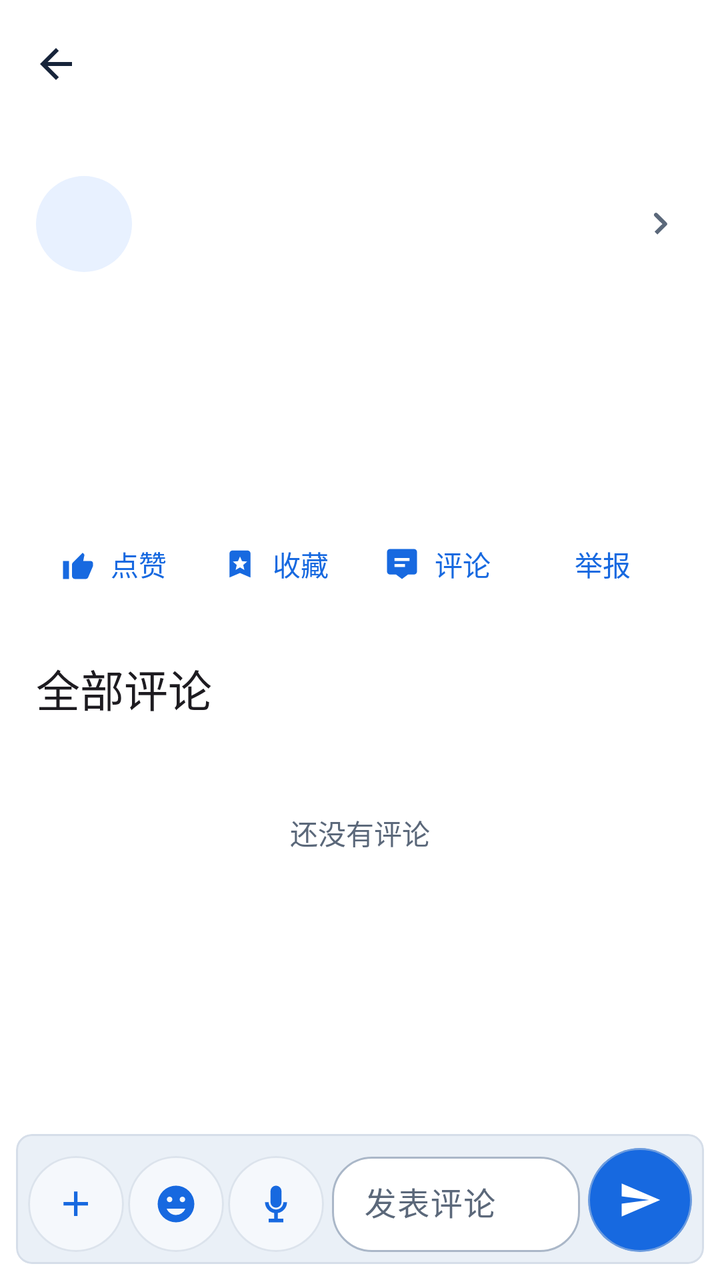
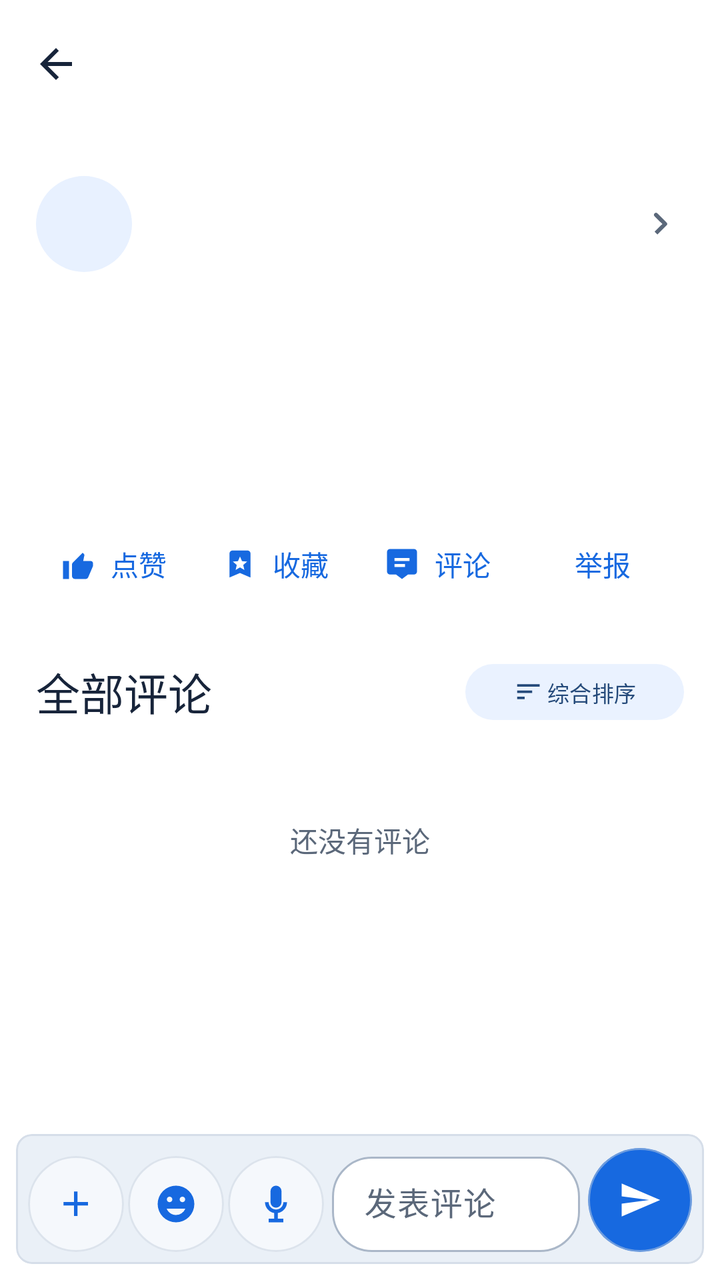

Screens rendered from an Android XML layout before and after an edit, with the pre-edit source and the edit as a unified diff.
<!-- AndroidManifest.xml: application theme Theme.Yiyunying -->
<!-- res/layout/activity_forum_post.xml -->
<?xml version="1.0" encoding="utf-8"?>
<LinearLayout xmlns:android="http://schemas.android.com/apk/res/android"
    xmlns:app="http://schemas.android.com/apk/res-auto"
    android:layout_width="match_parent"
    android:layout_height="match_parent"
    android:background="@color/surface"
    android:orientation="vertical">

    <com.google.android.material.appbar.MaterialToolbar
        android:id="@+id/toolbar"
        android:layout_width="match_parent"
        android:layout_height="?attr/actionBarSize"
        android:title="帖子详情"
        app:navigationIcon="@drawable/ic_back" />

    <com.google.android.material.progressindicator.LinearProgressIndicator
        android:id="@+id/progress"
        android:layout_width="match_parent"
        android:layout_height="4dp"
        android:indeterminate="true"
        android:visibility="invisible" />

    <androidx.core.widget.NestedScrollView
        android:id="@+id/scroll"
        android:layout_width="match_parent"
        android:layout_height="0dp"
        android:layout_weight="1"
        android:fillViewport="true">

        <LinearLayout
            android:layout_width="match_parent"
            android:layout_height="wrap_content"
            android:orientation="vertical"
            android:paddingStart="18dp"
            android:paddingTop="12dp"
            android:paddingEnd="18dp"
            android:paddingBottom="28dp">

            <LinearLayout
                android:id="@+id/authorRow"
                android:layout_width="match_parent"
                android:layout_height="64dp"
                android:foreground="?attr/selectableItemBackground"
                android:gravity="center_vertical"
                android:orientation="horizontal">

                <ImageView
                    android:id="@+id/authorAvatar"
                    android:layout_width="48dp"
                    android:layout_height="48dp"
                    android:background="@drawable/bg_avatar"
                    android:contentDescription="查看作者主页"
                    android:scaleType="centerCrop" />

                <LinearLayout
                    android:layout_width="0dp"
                    android:layout_height="wrap_content"
                    android:layout_marginStart="12dp"
                    android:layout_weight="1"
                    android:orientation="vertical">

                    <TextView
                        android:id="@+id/authorName"
                        android:layout_width="match_parent"
                        android:layout_height="wrap_content"
                        android:textAppearance="@style/TextAppearance.Material3.TitleMedium" />

                    <TextView
                        android:id="@+id/postMeta"
                        android:layout_width="match_parent"
                        android:layout_height="wrap_content"
                        android:layout_marginTop="2dp"
                        android:textAppearance="@style/TextAppearance.Material3.LabelMedium"
                        android:textColor="@color/on_surface_variant" />
                </LinearLayout>

                <ImageView
                    android:layout_width="24dp"
                    android:layout_height="24dp"
                    android:contentDescription="进入作者主页"
                    android:src="@drawable/ic_chevron_right" />
            </LinearLayout>

            <TextView
                android:id="@+id/title"
                android:layout_width="match_parent"
                android:layout_height="wrap_content"
                android:layout_marginTop="14dp"
                android:textAppearance="@style/TextAppearance.Material3.HeadlineSmall"
                android:textColor="@color/on_surface" />

            <TextView
                android:id="@+id/content"
                android:layout_width="match_parent"
                android:layout_height="wrap_content"
                android:layout_marginTop="12dp"
                android:lineSpacingExtra="4dp"
                android:textAppearance="@style/TextAppearance.Material3.BodyLarge"
                android:textColor="@color/on_surface" />

            <com.google.android.material.chip.ChipGroup
                android:id="@+id/tagContainer"
                android:layout_width="match_parent"
                android:layout_height="wrap_content"
                android:layout_marginTop="8dp"
                app:chipSpacingHorizontal="6dp" />

            <LinearLayout
                android:id="@+id/mediaContainer"
                android:layout_width="match_parent"
                android:layout_height="wrap_content"
                android:layout_marginTop="12dp"
                android:orientation="vertical" />

            <LinearLayout
                android:id="@+id/sectionsContainer"
                android:layout_width="match_parent"
                android:layout_height="wrap_content"
                android:layout_marginTop="10dp"
                android:orientation="vertical"
                android:visibility="gone" />

            <LinearLayout
                android:id="@+id/interactionRow"
                android:layout_width="match_parent"
                android:layout_height="56dp"
                android:layout_marginTop="10dp"
                android:gravity="center_vertical"
                android:orientation="horizontal">

                <com.google.android.material.button.MaterialButton
                    android:id="@+id/likeButton"
                    style="@style/Widget.Material3.Button.TextButton"
                    android:layout_width="0dp"
                    android:layout_height="48dp"
                    android:layout_weight="1"
                    android:text="点赞"
                    android:contentDescription="点赞帖子"
                    app:icon="@drawable/ic_like" />

                <com.google.android.material.button.MaterialButton
                    android:id="@+id/favoriteButton"
                    style="@style/Widget.Material3.Button.TextButton"
                    android:layout_width="0dp"
                    android:layout_height="48dp"
                    android:layout_weight="1"
                    android:text="收藏"
                    android:contentDescription="收藏帖子"
                    app:icon="@drawable/ic_favorite" />

                <com.google.android.material.button.MaterialButton
                    android:id="@+id/commentButton"
                    style="@style/Widget.Material3.Button.TextButton"
                    android:layout_width="0dp"
                    android:layout_height="48dp"
                    android:layout_weight="1"
                    android:text="评论"
                    android:contentDescription="查看或发表评论"
                    app:icon="@drawable/ic_comment" />

                <com.google.android.material.button.MaterialButton
                    android:id="@+id/reportButton"
                    style="@style/Widget.Material3.Button.TextButton"
                    android:layout_width="0dp"
                    android:layout_height="48dp"
                    android:layout_weight="1"
                    android:text="举报" />
            </LinearLayout>

            <TextView
                android:layout_width="match_parent"
                android:layout_height="wrap_content"
                android:layout_marginTop="18dp"
                android:text="全部评论"
                android:textAppearance="@style/TextAppearance.Material3.TitleLarge" />

            <LinearLayout
                android:id="@+id/commentsContainer"
                android:layout_width="match_parent"
                android:layout_height="wrap_content"
                android:layout_marginTop="8dp"
                android:orientation="vertical" />

            <TextView
                android:id="@+id/emptyComments"
                android:layout_width="match_parent"
                android:layout_height="96dp"
                android:gravity="center"
                android:text="还没有评论"
                android:textColor="@color/on_surface_variant" />
        </LinearLayout>
    </androidx.core.widget.NestedScrollView>

    <com.google.android.material.card.MaterialCardView
        android:layout_width="match_parent"
        android:layout_height="wrap_content"
        android:layout_marginStart="8dp"
        android:layout_marginTop="4dp"
        android:layout_marginEnd="8dp"
        android:layout_marginBottom="8dp"
        app:cardBackgroundColor="@color/surface_container_high"
        app:cardCornerRadius="8dp"
        app:cardElevation="0dp"
        app:strokeColor="@color/outline_variant"
        app:strokeWidth="1dp">

        <LinearLayout
            android:layout_width="match_parent"
            android:layout_height="wrap_content"
            android:orientation="vertical">

            <HorizontalScrollView
                android:id="@+id/commentPendingScroll"
                android:layout_width="match_parent"
                android:layout_height="wrap_content"
                android:scrollbars="none"
                android:visibility="gone">

                <LinearLayout
                    android:id="@+id/commentPendingContainer"
                    android:layout_width="wrap_content"
                    android:layout_height="wrap_content"
                    android:orientation="horizontal"
                    android:paddingStart="8dp"
                    android:paddingTop="6dp"
                    android:paddingEnd="8dp"
                    android:paddingBottom="2dp" />
            </HorizontalScrollView>

            <HorizontalScrollView
                android:id="@+id/commentEmojiScroll"
                android:layout_width="match_parent"
                android:layout_height="wrap_content"
                android:fillViewport="true"
                android:overScrollMode="never"
                android:scrollbars="none"
                android:visibility="gone">

                <GridLayout
                    android:id="@+id/commentEmojiGrid"
                    android:layout_width="wrap_content"
                    android:layout_height="wrap_content"
                    android:alignmentMode="alignMargins"
                    android:columnCount="6"
                    android:orientation="horizontal"
                    android:paddingStart="8dp"
                    android:paddingTop="6dp"
                    android:paddingEnd="8dp"
                    android:paddingBottom="8dp" />
            </HorizontalScrollView>

            <com.google.android.material.card.MaterialCardView
                android:id="@+id/commentVoiceStatusCard"
                android:layout_width="match_parent"
                android:layout_height="wrap_content"
                android:layout_marginStart="8dp"
                android:layout_marginTop="6dp"
                android:layout_marginEnd="8dp"
                android:visibility="gone"
                app:cardBackgroundColor="@color/surface_container_high"
                app:cardCornerRadius="8dp"
                app:cardElevation="0dp"
                app:strokeColor="@color/outline_variant"
                app:strokeWidth="1dp">

                <LinearLayout
                    android:layout_width="match_parent"
                    android:layout_height="wrap_content"
                    android:gravity="center_vertical"
                    android:minHeight="64dp"
                    android:orientation="horizontal"
                    android:paddingStart="12dp"
                    android:paddingTop="8dp"
                    android:paddingBottom="8dp">

                    <androidx.appcompat.widget.AppCompatImageView
                        android:id="@+id/commentVoiceStatusIcon"
                        android:layout_width="40dp"
                        android:layout_height="40dp"
                        android:contentDescription="语音评论录制状态"
                        android:padding="9dp"
                        android:src="@drawable/ic_mic_off"
                        app:tint="?attr/colorPrimary" />

                    <LinearLayout
                        android:layout_width="0dp"
                        android:layout_height="wrap_content"
                        android:layout_marginStart="8dp"
                        android:layout_weight="1"
                        android:orientation="vertical">

                        <TextView
                            android:id="@+id/commentVoiceStatusTitle"
                            android:layout_width="match_parent"
                            android:layout_height="wrap_content"
                            android:includeFontPadding="false"
                            android:maxLines="1"
                            android:text="正在录音"
                            android:textAppearance="@style/TextAppearance.Material3.TitleSmall"
                            android:textColor="@color/on_surface" />

                        <TextView
                            android:id="@+id/commentVoiceStatus"
                            android:layout_width="match_parent"
                            android:layout_height="wrap_content"
                            android:layout_marginTop="2dp"
                            android:includeFontPadding="false"
                            android:maxLines="2"
                            android:text="00:00 · 点击麦克风完成"
                            android:textAppearance="@style/TextAppearance.Material3.BodySmall"
                            android:textColor="@color/on_surface_variant" />
                    </LinearLayout>

                    <com.google.android.material.button.MaterialButton
                        android:id="@+id/commentVoiceCancelButton"
                        style="@style/Widget.Material3.Button.IconButton"
                        android:layout_width="48dp"
                        android:layout_height="48dp"
                        android:contentDescription="取消语音录制"
                        android:insetLeft="0dp"
                        android:insetTop="0dp"
                        android:insetRight="0dp"
                        android:insetBottom="0dp"
                        app:icon="@drawable/ic_close" />
                </LinearLayout>
            </com.google.android.material.card.MaterialCardView>

            <LinearLayout
                android:id="@+id/commentComposerRow"
                android:layout_width="match_parent"
                android:layout_height="wrap_content"
                android:gravity="bottom|center_vertical"
                android:orientation="horizontal"
                android:padding="6dp">

                <com.google.android.material.card.MaterialCardView
                    android:id="@+id/commentAttachButton"
                    android:layout_width="48dp"
                    android:layout_height="48dp"
                    android:clickable="true"
                    android:contentDescription="添加评论附件"
                    android:focusable="true"
                    android:foreground="?attr/selectableItemBackground"
                    app:cardBackgroundColor="@color/surface_container"
                    app:cardCornerRadius="24dp"
                    app:cardElevation="0dp">

                    <androidx.appcompat.widget.AppCompatImageView
                        android:layout_width="21dp"
                        android:layout_height="21dp"
                        android:layout_gravity="center"
                        android:src="@drawable/ic_add"
                        app:tint="?attr/colorPrimary" />
                </com.google.android.material.card.MaterialCardView>

                <com.google.android.material.card.MaterialCardView
                    android:id="@+id/commentEmojiButton"
                    android:layout_width="48dp"
                    android:layout_height="48dp"
                    android:layout_marginStart="2dp"
                    android:clickable="true"
                    android:contentDescription="选择 Emoji"
                    android:focusable="true"
                    android:foreground="?attr/selectableItemBackground"
                    app:cardBackgroundColor="@color/surface_container"
                    app:cardCornerRadius="24dp"
                    app:cardElevation="0dp">

                    <androidx.appcompat.widget.AppCompatImageView
                        android:layout_width="22dp"
                        android:layout_height="22dp"
                        android:layout_gravity="center"
                        android:src="@drawable/ic_emoji"
                        app:tint="?attr/colorPrimary" />
                </com.google.android.material.card.MaterialCardView>

                <com.google.android.material.card.MaterialCardView
                    android:id="@+id/commentVoiceButton"
                    android:layout_width="48dp"
                    android:layout_height="48dp"
                    android:layout_marginStart="2dp"
                    android:clickable="true"
                    android:contentDescription="录制语音评论"
                    android:focusable="true"
                    android:foreground="?attr/selectableItemBackground"
                    app:cardBackgroundColor="@color/surface_container"
                    app:cardCornerRadius="24dp"
                    app:cardElevation="0dp">

                    <androidx.appcompat.widget.AppCompatImageView
                        android:id="@+id/commentVoiceIcon"
                        android:layout_width="22dp"
                        android:layout_height="22dp"
                        android:layout_gravity="center"
                        android:src="@drawable/ic_mic"
                        app:tint="?attr/colorPrimary" />
                </com.google.android.material.card.MaterialCardView>

                <com.google.android.material.textfield.TextInputLayout
                    style="@style/Widget.Material3.TextInputLayout.OutlinedBox.Dense"
                    android:layout_width="0dp"
                    android:layout_height="wrap_content"
                    android:layout_marginStart="4dp"
                    android:layout_weight="1"
                    android:hint="发表评论"
                    app:boxBackgroundColor="@color/surface"
                    app:boxCornerRadiusBottomEnd="20dp"
                    app:boxCornerRadiusBottomStart="20dp"
                    app:boxCornerRadiusTopEnd="20dp"
                    app:boxCornerRadiusTopStart="20dp">

                    <com.google.android.material.textfield.TextInputEditText
                        android:id="@+id/commentInput"
                        android:layout_width="match_parent"
                        android:layout_height="wrap_content"
                        android:imeOptions="actionSend"
                        android:inputType="textCapSentences|textMultiLine"
                        android:maxLines="4"
                        android:minLines="1" />
                </com.google.android.material.textfield.TextInputLayout>

                <com.google.android.material.card.MaterialCardView
                    android:id="@+id/sendCommentButton"
                    android:layout_width="52dp"
                    android:layout_height="52dp"
                    android:layout_marginStart="4dp"
                    android:clickable="true"
                    android:contentDescription="发表评论"
                    android:focusable="true"
                    android:foreground="?attr/selectableItemBackground"
                    app:cardBackgroundColor="?attr/colorPrimary"
                    app:cardCornerRadius="26dp"
                    app:cardElevation="0dp">

                    <androidx.appcompat.widget.AppCompatImageView
                        android:layout_width="22dp"
                        android:layout_height="22dp"
                        android:layout_gravity="center"
                        android:src="@drawable/ic_send"
                        app:tint="?attr/colorOnPrimary" />
                </com.google.android.material.card.MaterialCardView>
            </LinearLayout>
        </LinearLayout>
    </com.google.android.material.card.MaterialCardView>
</LinearLayout>
<!-- resources referenced by this layout -->
<resources>
  <color name="on_surface">#17243A</color>
  <color name="on_surface_variant">#5B687A</color>
  <color name="outline_variant">#D6DEE9</color>
  <color name="surface">#FFFFFF</color>
  <color name="surface_container">#F5F8FC</color>
  <color name="surface_container_high">#EAF0F7</color>
  <!-- drawable bg_avatar (drawable) -->
  <shape xmlns:android="http://schemas.android.com/apk/res/android" android:shape="oval">
      <solid android:color="?attr/colorPrimaryContainer" />
  </shape>
  <style name="Theme.Yiyunying" parent="Theme.Yiyunying.Base" />
  <style name="Theme.Yiyunying.Base" parent="Theme.Material3.Light.NoActionBar">
          <item name="colorPrimary">@color/primary</item>
          <item name="colorOnPrimary">@color/on_primary</item>
          <item name="colorPrimaryContainer">@color/primary_container</item>
          <item name="colorOnPrimaryContainer">@color/on_primary_container</item>
          <item name="colorSecondary">@color/secondary</item>
          <item name="colorOnSecondary">@color/on_secondary</item>
          <item name="colorSecondaryContainer">@color/secondary_container</item>
          <item name="colorTertiary">@color/tertiary</item>
          <item name="colorError">@color/error</item>
          <item name="android:colorBackground">@color/surface</item>
          <item name="colorSurface">@color/surface</item>
          <item name="colorOnSurface">@color/on_surface</item>
          <item name="colorOnSurfaceVariant">@color/on_surface_variant</item>
          <item name="colorOutline">@color/outline</item>
          <item name="android:fontFamily">sans-serif</item>
          <item name="android:windowActionModeOverlay">true</item>
          <item name="android:windowLightStatusBar">true</item>
          <item name="android:statusBarColor">@color/surface</item>
          <item name="android:navigationBarColor">@color/surface</item>
          <item name="materialCardViewStyle">@style/Widget.Yiyunying.Card</item>
          <item name="materialButtonStyle">@style/Widget.Yiyunying.Button</item>
      </style>
  <color name="primary">#1769E0</color>
  <color name="on_primary">#FFFFFF</color>
  <color name="primary_container">#E8F1FF</color>
  <color name="on_primary_container">#123A72</color>
  <color name="secondary">#4B78B8</color>
  <color name="on_secondary">#FFFFFF</color>
  <color name="secondary_container">#EAF2FF</color>
  <color name="tertiary">#476DA5</color>
  <color name="error">#BA1A1A</color>
  <color name="outline">#AAB7C8</color>
  <style name="Widget.Yiyunying.Button" parent="Widget.Material3.Button">
          <item name="cornerRadius">8dp</item>
          <item name="android:minHeight">48dp</item>
          <item name="android:textAllCaps">false</item>
      </style>
  <color name="glass_surface">#E8FFFFFF</color>
  <color name="glass_outline">#80C4CFDD</color>
  <!-- unchanged entries left out for length: 12 -->
</resources>

<!-- the commit's change to res/layout/activity_forum_post.xml (unified diff, before → after) -->
@@ -167,12 +167,60 @@
                     android:text="举报" />
             </LinearLayout>
 
-            <TextView
+            <LinearLayout
                 android:layout_width="match_parent"
                 android:layout_height="wrap_content"
                 android:layout_marginTop="18dp"
-                android:text="全部评论"
-                android:textAppearance="@style/TextAppearance.Material3.TitleLarge" />
+                android:gravity="center_vertical"
+                android:orientation="horizontal">
+
+                <TextView
+                    android:id="@+id/commentsHeading"
+                    android:layout_width="0dp"
+                    android:layout_height="wrap_content"
+                    android:layout_weight="1"
+                    android:text="全部评论"
+                    android:textAppearance="@style/TextAppearance.Material3.TitleLarge"
+                    android:textColor="@color/on_surface" />
+
+                <com.google.android.material.button.MaterialButton
+                    android:id="@+id/commentThreadModeButton"
+                    style="@style/Widget.Material3.Button.TextButton"
+                    android:layout_width="wrap_content"
+                    android:layout_height="36dp"
+                    android:contentDescription="返回全部评论"
+                    android:minWidth="0dp"
+                    android:text="返回全部"
+                    android:textSize="11sp"
+                    android:visibility="gone"
+                    app:icon="@drawable/ic_back"
+                    app:iconPadding="2dp"
+                    app:iconSize="15dp" />
+
+                <com.google.android.material.button.MaterialButton
+                    android:id="@+id/commentThreadPageButton"
+                    style="@style/Widget.Material3.Button.TonalButton"
+                    android:layout_width="wrap_content"
+                    android:layout_height="36dp"
+                    android:contentDescription="切换评论页"
+                    android:minWidth="0dp"
+                    android:text="第 1/1 页"
+                    android:textSize="11sp"
+                    android:visibility="gone" />
+
+                <com.google.android.material.button.MaterialButton
+                    android:id="@+id/commentSortButton"
+                    style="@style/Widget.Material3.Button.TonalButton"
+                    android:layout_width="wrap_content"
+                    android:layout_height="36dp"
+                    android:contentDescription="选择评论排序方式"
+                    android:minWidth="0dp"
+                    android:text="综合排序"
+                    android:textSize="11sp"
+                    app:icon="@drawable/ic_sort"
+                    app:iconPadding="2dp"
+                    app:iconSize="15dp" />
+            </LinearLayout>
 
             <LinearLayout
                 android:id="@+id/commentsContainer"
<!-- resource entries referenced after the edit -->
@@ -10,6 +10,17 @@
   <shape xmlns:android="http://schemas.android.com/apk/res/android" android:shape="oval">
       <solid android:color="?attr/colorPrimaryContainer" />
   </shape>
+  <!-- drawable ic_sort (drawable) -->
+  <?xml version="1.0" encoding="utf-8"?>
+  <vector xmlns:android="http://schemas.android.com/apk/res/android"
+      android:width="24dp"
+      android:height="24dp"
+      android:viewportWidth="24"
+      android:viewportHeight="24">
+      <path
+          android:fillColor="?attr/colorOnSurface"
+          android:pathData="M3,18h6v-2H3v2zM3,6v2h18V6H3zM3,13h12v-2H3v2z" />
+  </vector>
   <style name="Theme.Yiyunying" parent="Theme.Yiyunying.Base" />
   <style name="Theme.Yiyunying.Base" parent="Theme.Material3.Light.NoActionBar">
           <item name="colorPrimary">@color/primary</item>
@@ -19,16 +30,22 @@
           <item name="colorSecondary">@color/secondary</item>
           <item name="colorOnSecondary">@color/on_secondary</item>
           <item name="colorSecondaryContainer">@color/secondary_container</item>
+          <item name="colorOnSecondaryContainer">@color/on_secondary_container</item>
           <item name="colorTertiary">@color/tertiary</item>
           <item name="colorError">@color/error</item>
+          <item name="colorOnError">@color/on_error</item>
           <item name="android:colorBackground">@color/surface</item>
           <item name="colorSurface">@color/surface</item>
+          <item name="colorSurfaceContainer">@color/surface_container</item>
+          <item name="colorSurfaceContainerHigh">@color/surface_container_high</item>
           <item name="colorOnSurface">@color/on_surface</item>
           <item name="colorOnSurfaceVariant">@color/on_surface_variant</item>
           <item name="colorOutline">@color/outline</item>
+          <item name="colorOutlineVariant">@color/outline_variant</item>
           <item name="android:fontFamily">sans-serif</item>
           <item name="android:windowActionModeOverlay">true</item>
           <item name="android:windowLightStatusBar">true</item>
+          <item name="android:windowLightNavigationBar">true</item>
           <item name="android:statusBarColor">@color/surface</item>
           <item name="android:navigationBarColor">@color/surface</item>
           <item name="materialCardViewStyle">@style/Widget.Yiyunying.Card</item>
@@ -38,11 +55,13 @@
   <color name="on_primary">#FFFFFF</color>
   <color name="primary_container">#E8F1FF</color>
   <color name="on_primary_container">#123A72</color>
-  <color name="secondary">#4B78B8</color>
+  <color name="secondary">#4A77B7</color>
   <color name="on_secondary">#FFFFFF</color>
   <color name="secondary_container">#EAF2FF</color>
+  <color name="on_secondary_container">#254A7A</color>
   <color name="tertiary">#476DA5</color>
   <color name="error">#BA1A1A</color>
+  <color name="on_error">#FFFFFF</color>
   <color name="outline">#AAB7C8</color>
   <style name="Widget.Yiyunying.Button" parent="Widget.Material3.Button">
           <item name="cornerRadius">8dp</item>
